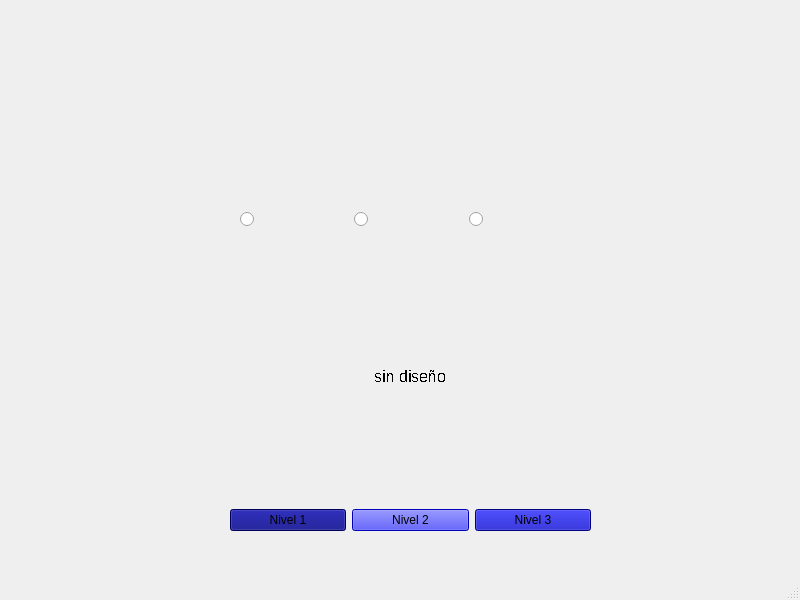
First picture: the form in menu.ui, repository juangquevedo/juago_proyecto_final, before the edit.
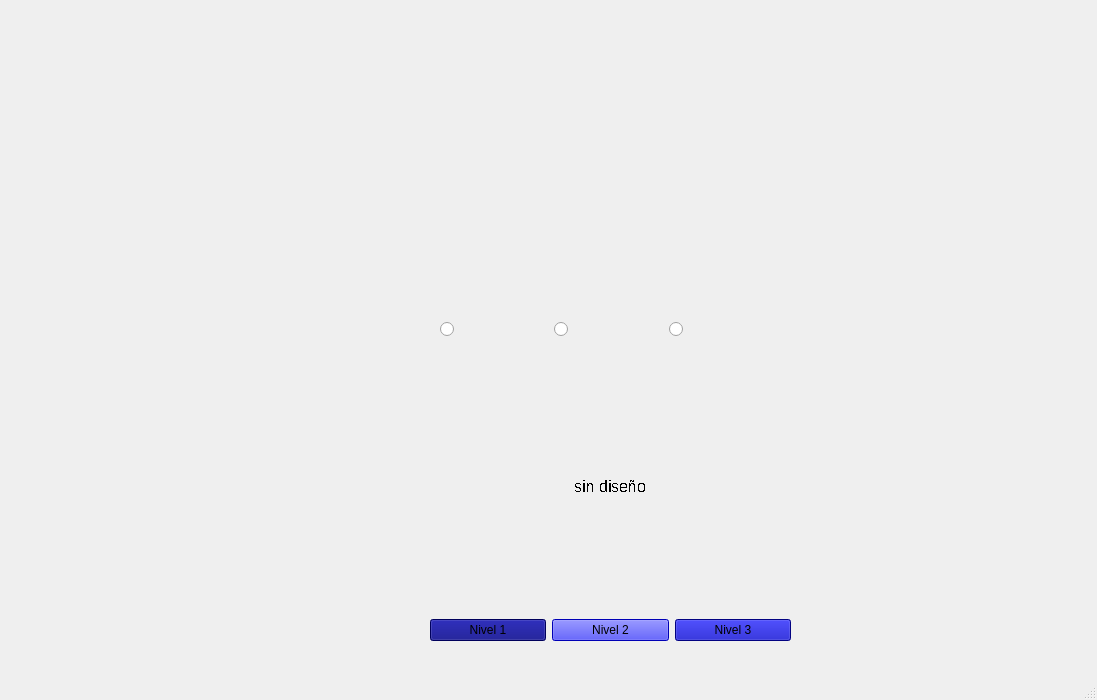
Second picture: the form after the edit. Icons and pictures are not drawn.

What changed in the file:
```diff
--- a/menu.ui
+++ b/menu.ui
@@ -6,8 +6,8 @@
    <rect>
     <x>0</x>
     <y>0</y>
-    <width>800</width>
-    <height>600</height>
+    <width>1097</width>
+    <height>700</height>
    </rect>
   </property>
   <property name="cursor">
@@ -16,12 +16,15 @@
   <property name="windowTitle">
    <string>Menu</string>
   </property>
+  <property name="styleSheet">
+   <string notr="true">background-image: url(:/Imagenes/fondo_person.PNG);</string>
+  </property>
   <widget class="QWidget" name="centralwidget">
    <widget class="QWidget" name="layoutWidget">
     <property name="geometry">
      <rect>
-      <x>230</x>
-      <y>250</y>
+      <x>430</x>
+      <y>360</y>
       <width>361</width>
       <height>281</height>
      </rect>
@@ -31,6 +34,9 @@
       <layout class="QVBoxLayout" name="verticalLayout">
        <item>
         <widget class="QLabel" name="label">
+         <property name="styleSheet">
+          <string notr="true">background-image: url(:/Imagenes/icono_nivel_1.png);</string>
+         </property>
          <property name="text">
           <string/>
          </property>
@@ -101,6 +107,9 @@
       <layout class="QVBoxLayout" name="verticalLayout_3">
        <item>
         <widget class="QLabel" name="label_3">
+         <property name="styleSheet">
+          <string notr="true">background-image: url(:/Imagenes/icono_nivel_3.png);</string>
+         </property>
          <property name="text">
           <string/>
          </property>
@@ -129,8 +138,8 @@
    <widget class="QWidget" name="layoutWidget">
     <property name="geometry">
      <rect>
-      <x>240</x>
-      <y>40</y>
+      <x>440</x>
+      <y>150</y>
       <width>337</width>
       <height>187</height>
      </rect>
@@ -140,6 +149,9 @@
       <layout class="QVBoxLayout" name="verticalLayout_4">
        <item>
         <widget class="QLabel" name="label_4">
+         <property name="styleSheet">
+          <string notr="true">background-image: url(:/Imagenes/skin_1.png);</string>
+         </property>
          <property name="text">
           <string/>
          </property>
@@ -167,6 +179,9 @@
       <layout class="QVBoxLayout" name="verticalLayout_5">
        <item>
         <widget class="QLabel" name="label_5">
+         <property name="styleSheet">
+          <string notr="true">background-image: url(:/Imagenes/skin_2.png);</string>
+         </property>
          <property name="text">
           <string/>
          </property>
@@ -191,6 +206,9 @@
       <layout class="QVBoxLayout" name="verticalLayout_6">
        <item>
         <widget class="QLabel" name="label_6">
+         <property name="styleSheet">
+          <string notr="true">background-image: url(:/Imagenes/skin_3.png);</string>
+         </property>
          <property name="text">
           <string/>
          </property>
```
Left out of the diff: 18 changed lines with no effect on the pictures.
